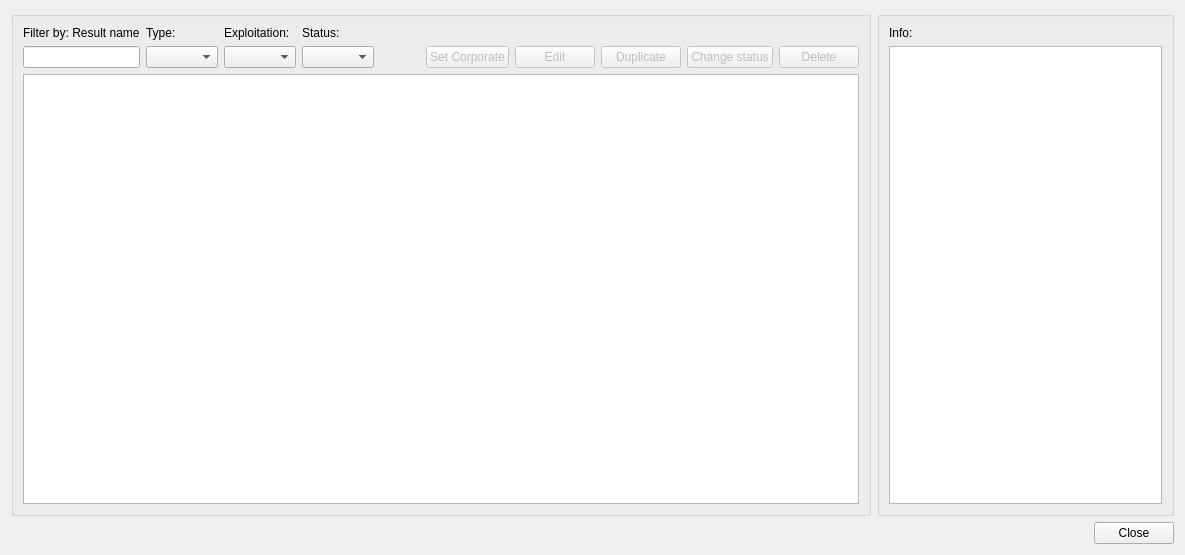
Qt form core/ui/toolbars/am/priority_manager.ui (Giswater/giswater_qgis_plugin) before a commit.
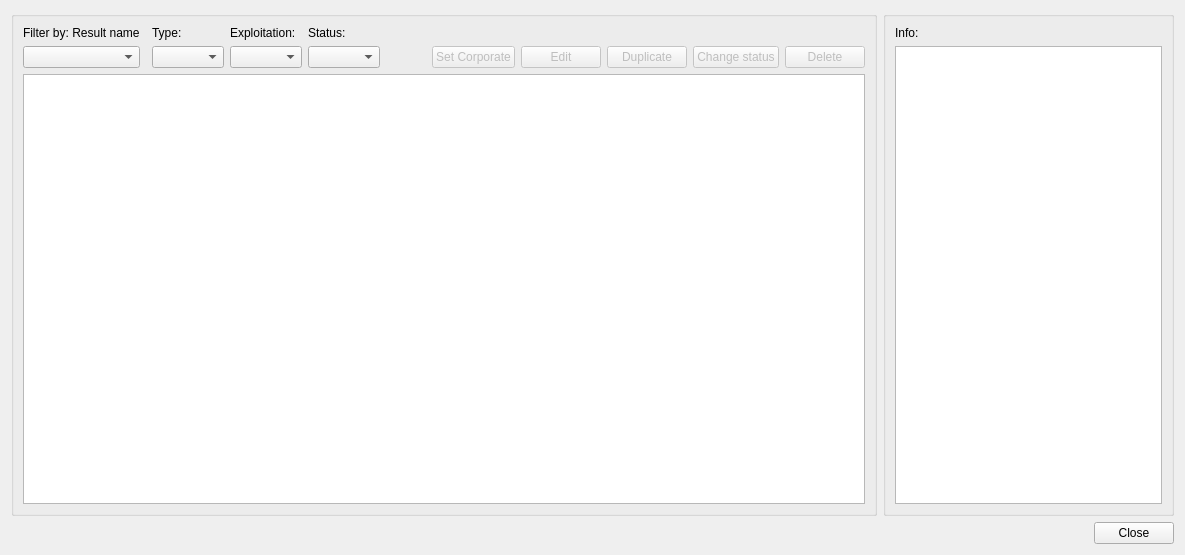
The same form after that commit.

Commit message: fix(am_toolbar->priority_manager_btn): change name widgettype to cmb and fix filtering by expl_id

```diff
--- a/core/ui/toolbars/am/priority_manager.ui
+++ b/core/ui/toolbars/am/priority_manager.ui
@@ -46,20 +46,34 @@
       <string/>
      </property>
      <layout class="QGridLayout" name="gridLayout_2">
-      <item row="1" column="1">
-       <widget class="QComboBox" name="cmb_type"/>
-      </item>
-      <item row="1" column="6">
-       <widget class="QPushButton" name="btn_edit">
+      <item row="1" column="9">
+       <widget class="QPushButton" name="btn_status">
         <property name="enabled">
          <bool>false</bool>
         </property>
         <property name="text">
-         <string>Edit</string>
+         <string>Change status</string>
         </property>
        </widget>
       </item>
-      <item row="1" column="7">
+      <item row="0" column="4">
+       <widget class="QLabel" name="lbl_status">
+        <property name="text">
+         <string>Status:</string>
+        </property>
+       </widget>
+      </item>
+      <item row="1" column="3">
+       <widget class="QComboBox" name="cmb_expl"/>
+      </item>
+      <item row="0" column="2">
+       <widget class="QLabel" name="lbl_type">
+        <property name="text">
+         <string>Type:</string>
+        </property>
+       </widget>
+      </item>
+      <item row="1" column="8">
        <widget class="QPushButton" name="btn_duplicate">
         <property name="enabled">
          <bool>false</bool>
@@ -69,23 +83,26 @@
         </property>
        </widget>
       </item>
-      <item row="1" column="0">
-       <widget class="QLineEdit" name="txt_filter"/>
-      </item>
-      <item row="0" column="2">
+      <item row="0" column="3">
        <widget class="QLabel" name="lbl_expl">
         <property name="text">
          <string>Exploitation:</string>
         </property>
        </widget>
       </item>
-      <item row="0" column="3">
-       <widget class="QLabel" name="lbl_status">
+      <item row="1" column="6">
+       <widget class="QPushButton" name="btn_corporate">
+        <property name="enabled">
+         <bool>false</bool>
+        </property>
         <property name="text">
-         <string>Status:</string>
+         <string>Set Corporate</string>
         </property>
        </widget>
       </item>
+      <item row="2" column="0" colspan="11">
+       <widget class="QTableView" name="tbl_results"/>
+      </item>
       <item row="0" column="0">
        <widget class="QLabel" name="lbl_filter">
         <property name="text">
@@ -93,7 +110,30 @@
         </property>
        </widget>
       </item>
-      <item row="1" column="4">
+      <item row="1" column="10">
+       <widget class="QPushButton" name="btn_delete">
+        <property name="enabled">
+         <bool>false</bool>
+        </property>
+        <property name="text">
+         <string>Delete</string>
+        </property>
+       </widget>
+      </item>
+      <item row="1" column="2">
+       <widget class="QComboBox" name="cmb_type"/>
+      </item>
+      <item row="1" column="7">
+       <widget class="QPushButton" name="btn_edit">
+        <property name="enabled">
+         <bool>false</bool>
+        </property>
+        <property name="text">
+         <string>Edit</string>
+        </property>
+       </widget>
+      </item>
+      <item row="1" column="5">
        <spacer name="horizontalSpacer">
         <property name="orientation">
          <enum>Qt::Horizontal</enum>
@@ -106,51 +146,11 @@
         </property>
        </spacer>
       </item>
-      <item row="1" column="3">
+      <item row="1" column="4">
        <widget class="QComboBox" name="cmb_status"/>
       </item>
-      <item row="0" column="1">
-       <widget class="QLabel" name="lbl_type">
-        <property name="text">
-         <string>Type:</string>
-        </property>
-       </widget>
-      </item>
-      <item row="1" column="8">
-       <widget class="QPushButton" name="btn_status">
-        <property name="enabled">
-         <bool>false</bool>
-        </property>
-        <property name="text">
-         <string>Change status</string>
-        </property>
-       </widget>
-      </item>
-      <item row="2" column="0" colspan="10">
-       <widget class="QTableView" name="tbl_results"/>
-      </item>
-      <item row="1" column="9">
-       <widget class="QPushButton" name="btn_delete">
-        <property name="enabled">
-         <bool>false</bool>
-        </property>
-        <property name="text">
-         <string>Delete</string>
-        </property>
-       </widget>
-      </item>
-      <item row="1" column="2">
-       <widget class="QComboBox" name="cmb_expl"/>
-      </item>
-      <item row="1" column="5">
-       <widget class="QPushButton" name="btn_corporate">
-        <property name="enabled">
-         <bool>false</bool>
-        </property>
-        <property name="text">
-         <string>Set Corporate</string>
-        </property>
-       </widget>
+      <item row="1" column="0">
+       <widget class="QComboBox" name="cmb_name"/>
       </item>
      </layout>
     </widget>
```
The commit also changes 1 other file.
